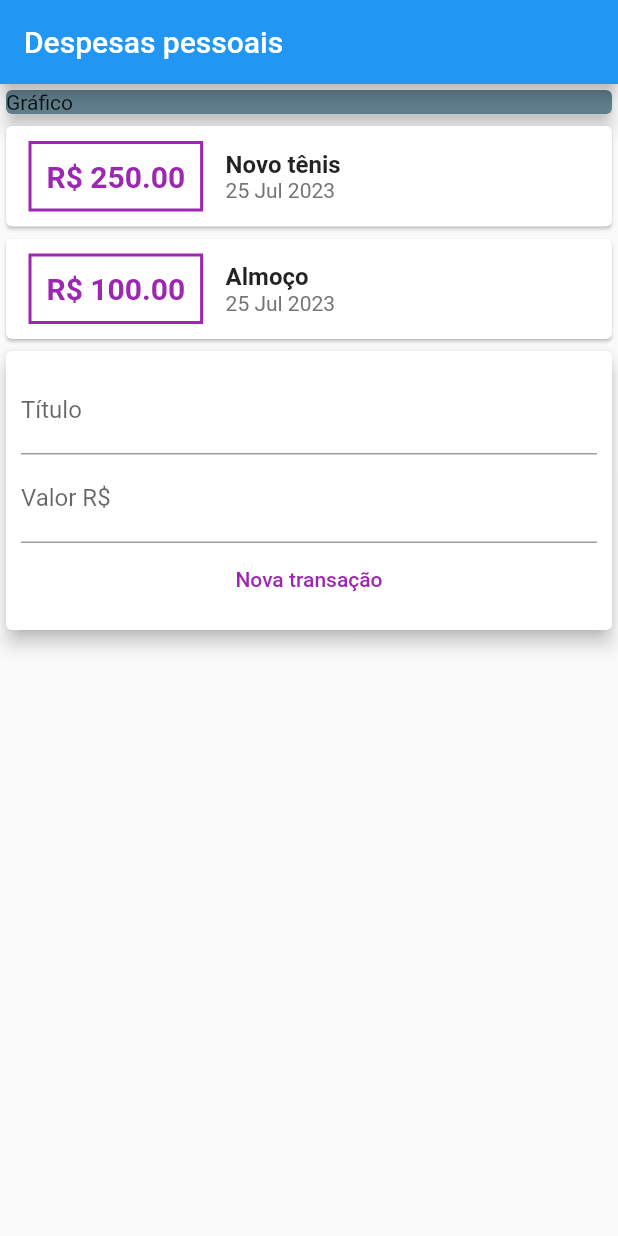
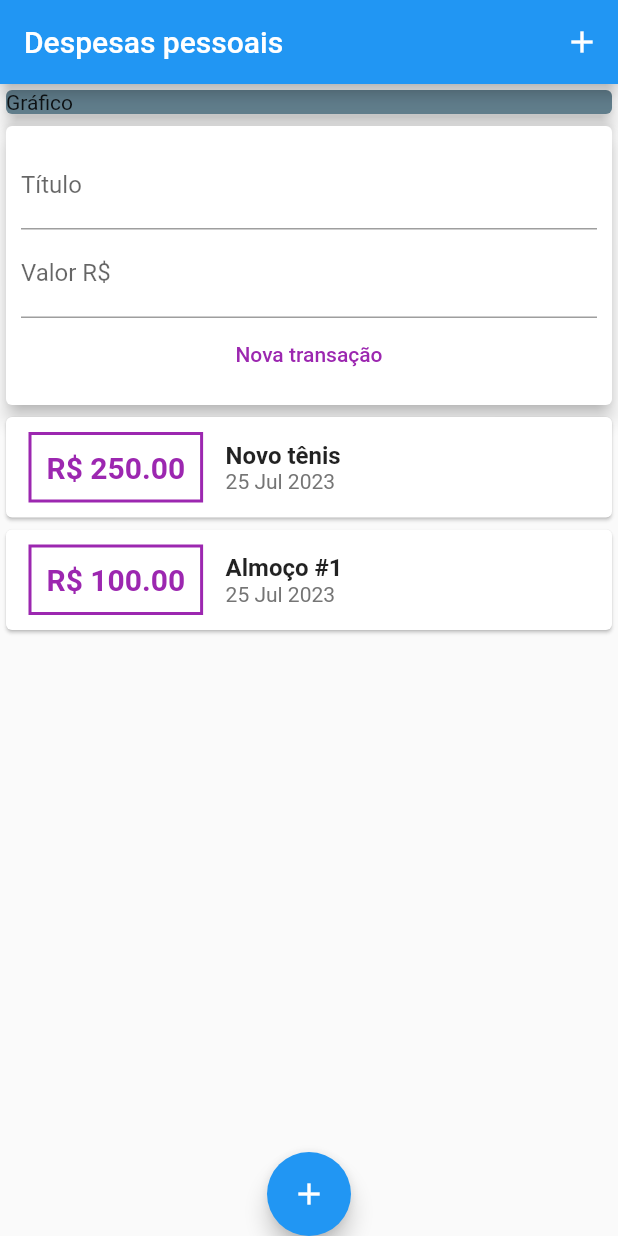
Before and after one commit to santanapaulo/flutter_expenses, a Flutter app: the screen it shows after launch, on a phone screen of 412 x 824 dp. Run offline on Flutter 3.47's test engine with Material 2 defaults, Android fonts, the phone set to English and light mode, and no system bars; our stand-ins replace device_preview.

Commit message:
Adding ListView and FloatingButton

```diff
--- a/lib/components/transaction_list.dart
+++ b/lib/components/transaction_list.dart
@@ -9,13 +9,17 @@ class TransactionList extends StatelessWidget {
 
   @override
   Widget build(BuildContext context) {
-    return Column(
-      children: transactions
-          .map((tr) => Card(
+    return SizedBox(
+      height: 400,
+      child: ListView.builder(
+        itemCount: transactions.length,
+        itemBuilder: (ctx, index) {
+          final tr = transactions[index];
+          return Card(
             child: Row(children: [
               Container(
-                      margin: const EdgeInsets.symmetric(
-                          horizontal: 15, vertical: 10),
+                  margin:
+                      const EdgeInsets.symmetric(horizontal: 15, vertical: 10),
                   decoration: BoxDecoration(
                       border: Border.all(width: 2, color: Colors.purple)),
                   padding: const EdgeInsets.all(10),
@@ -41,8 +45,9 @@ class TransactionList extends StatelessWidget {
                 ],
               ),
             ]),
-              ))
-          .toList(),
+          );
+        },
+      ),
     );
   }
 }
--- a/lib/components/transaction_user.dart
+++ b/lib/components/transaction_user.dart
@@ -17,7 +17,26 @@ class _TransactionUserState extends State<TransactionUser> {
   final _transactions = [
     Transaction(
         id: 'id1', title: 'Novo tênis', value: 250, date: DateTime.now()),
-    Transaction(id: 'id2', title: 'Almoço', value: 100, date: DateTime.now())
+    Transaction(
+        id: 'id2', title: 'Almoço #1', value: 100, date: DateTime.now()),
+    // Transaction(
+    //     id: 'id3', title: 'Almoço #2', value: 100, date: DateTime.now()),
+    // Transaction(
+    //     id: 'id4', title: 'Almoço #3', value: 100, date: DateTime.now()),
+    // Transaction(
+    //     id: 'id5', title: 'Almoço #4', value: 100, date: DateTime.now()),
+    // Transaction(
+    //     id: 'id6', title: 'Almoço #5', value: 100, date: DateTime.now()),
+    // Transaction(
+    //     id: 'id7', title: 'Almoço #6', value: 100, date: DateTime.now()),
+    // Transaction(
+    //     id: 'id8', title: 'Almoço #7', value: 100, date: DateTime.now()),
+    // Transaction(
+    //     id: 'id9', title: 'Almoço #8', value: 100, date: DateTime.now()),
+    // Transaction(
+    //     id: 'id10', title: 'Almoço #9', value: 100, date: DateTime.now()),
+    // Transaction(
+    //     id: 'id11', title: 'Almoço #10', value: 100, date: DateTime.now()),
   ];
 
   _addTransaction(String title, double value) {
@@ -36,10 +55,10 @@ class _TransactionUserState extends State<TransactionUser> {
   Widget build(BuildContext context) {
     return Column(
       children: [
-        TransactionList(transactions: _transactions),
         TransactionForm(
           onSubmit: _addTransaction,
-        )
+        ),
+        TransactionList(transactions: _transactions),
       ],
     );
   }
--- a/lib/main.dart
+++ b/lib/main.dart
@@ -27,8 +27,10 @@ class MyHomePage extends StatelessWidget {
     return Scaffold(
       appBar: AppBar(
         title: const Text('Despesas pessoais'),
+        actions: [IconButton(onPressed: () {}, icon: const Icon(Icons.add))],
       ),
-      body: Column(
+      body: SingleChildScrollView(
+        child: Column(
             crossAxisAlignment: CrossAxisAlignment.stretch,
             children: const [
               SizedBox(
@@ -40,6 +42,10 @@ class MyHomePage extends StatelessWidget {
               ),
               TransactionUser()
             ]),
+      ),
+      floatingActionButton:
+          FloatingActionButton(onPressed: () {}, child: const Icon(Icons.add)),
+      floatingActionButtonLocation: FloatingActionButtonLocation.centerDocked,
     );
   }
 }
```
Also changed, not shown: lib/components/transaction_form.dart (+14 -2 lines). Lines whose indentation alone changed are shown as unchanged.
